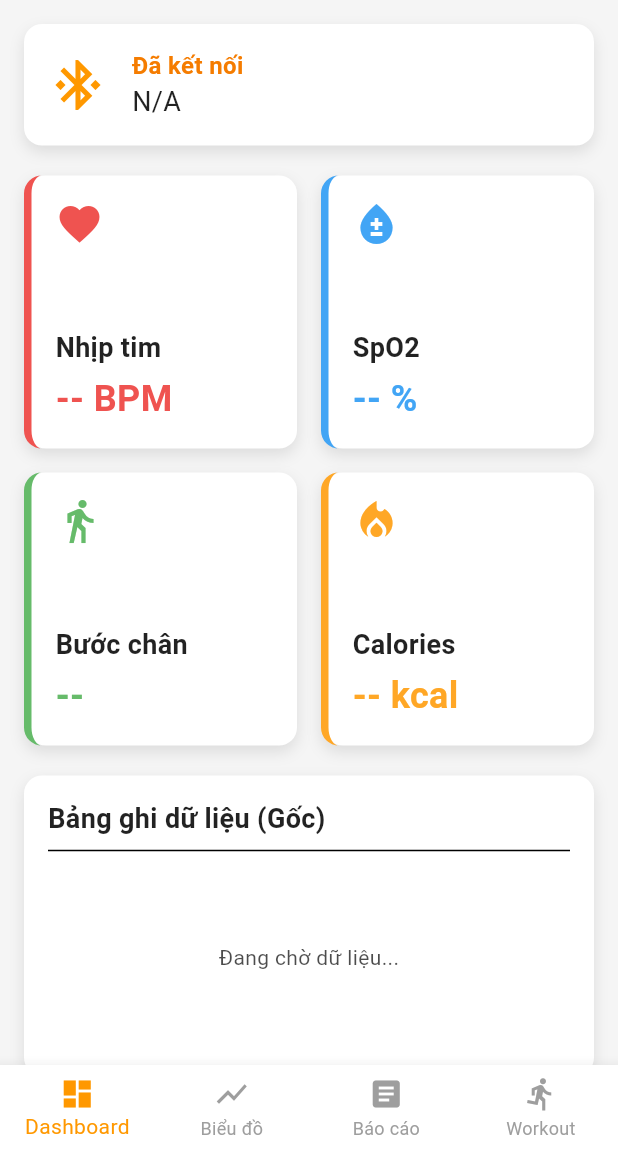
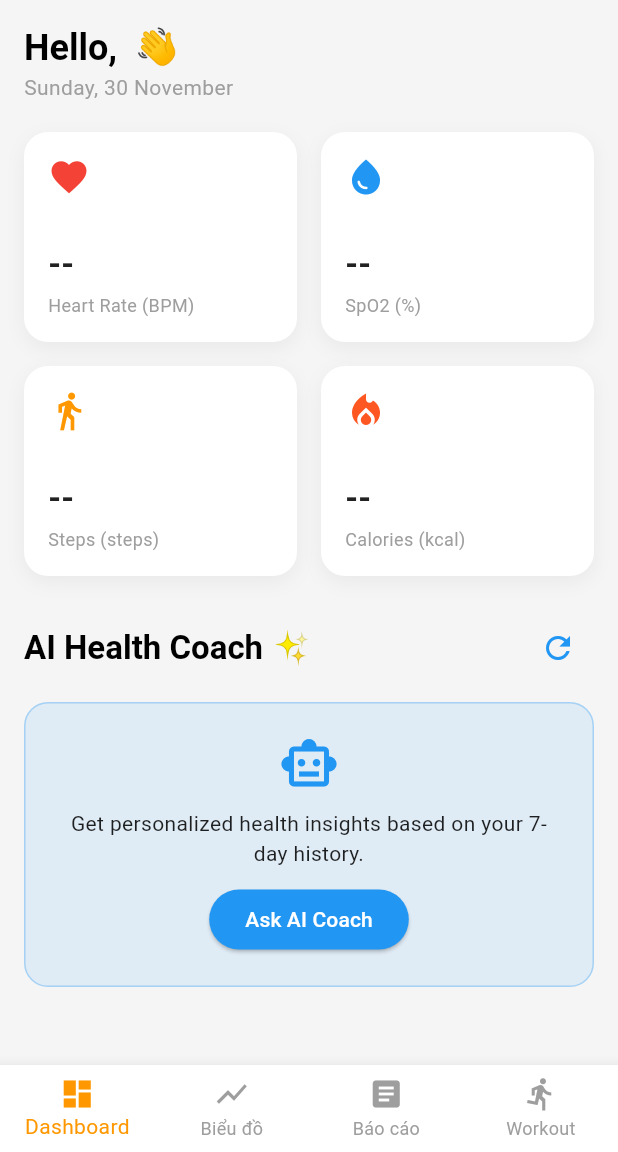
Before and after one commit to ThagFSD/Heal-Tracker, a Flutter app: the HomeScreen screen opened by its route, on a phone screen of 412 x 824 dp, the part 84-1236 px from its top. Run offline on Flutter 3.47's test engine with Material 3 defaults, Android fonts, the phone set to English and light mode, and no system bars; our stand-ins replace cloud_firestore, firebase_auth, firebase_core, fl_chart, flutter_blue_plus, get and 3 more; accounts and stored records are empty.

Commit message:
add Gemini AI

```diff
--- a/lib/screens/tabs/dashboard_tab.dart
+++ b/lib/screens/tabs/dashboard_tab.dart
@@ -1,260 +1,250 @@
-// lib/screens/tabs/dashboard_tab.dart
-
 import 'package:flutter/material.dart';
 import 'package:get/get.dart';
+import 'package:intl/intl.dart';
+import 'package:firebase_auth/firebase_auth.dart';
 import '../../controllers/ble_controller.dart';
-// import '../../controllers/ai_engine_controller.dart'; // Đã gỡ bỏ
+import '../../controllers/profile_controller.dart';
+import '../../controllers/ai_controller.dart';
 
-class DashboardTab extends StatelessWidget {
-  DashboardTab({super.key});
+class DashboardTab extends StatefulWidget {
+  const DashboardTab({super.key});
+
+  @override
+  State<DashboardTab> createState() => _DashboardTabState();
+}
+
+class _DashboardTabState extends State<DashboardTab> {
+  late final AIController aiController;
 
   final BLEController bleController = Get.find();
-  // final AIEngineController aiController = Get.find(); // Đã gỡ bỏ
+  final ProfileController profileController = Get.find();
+
+  @override
+  void initState() {
+    super.initState();
+    if (Get.isRegistered<AIController>()) {
+      aiController = Get.find<AIController>();
+    } else {
+      aiController = Get.put(AIController());
+    }
+  }
 
   @override
   Widget build(BuildContext context) {
-    return Container(
-      color: Theme.of(context).scaffoldBackgroundColor,
-      child: SingleChildScrollView(
+    return SingleChildScrollView(
       padding: const EdgeInsets.all(16.0),
       child: Column(
+        crossAxisAlignment: CrossAxisAlignment.start,
         children: [
-            _buildHeader(context),
+          _buildHeader(),
           const SizedBox(height: 20),
+          _buildQuickStatsGrid(),
+          const SizedBox(height: 24),
+          _buildAIAnalysisSection(context),
+          const SizedBox(height: 100),
+        ],
+      ),
+    );
+  }
 
-            Obx(() => GridView.count(
+  // [FIX] Removed Obx() here to solve "Improper use of GetX"
+  Widget _buildHeader() {
+    final name = FirebaseAuth.instance.currentUser?.displayName ?? "User";
+    return Column(
+      crossAxisAlignment: CrossAxisAlignment.start,
+      children: [
+        Text("Hello, $name 👋",
+            style: Theme.of(context).textTheme.headlineSmall?.copyWith(fontWeight: FontWeight.bold)),
+        Text(DateFormat('EEEE, d MMMM').format(DateTime.now()),
+            style: Theme.of(context).textTheme.bodyMedium?.copyWith(color: Colors.grey)),
+      ],
+    );
+  }
+
+  // [FIX] Adjusted Aspect Ratio to prevent overflow on smaller screens
+  Widget _buildQuickStatsGrid() {
+    return Obx(() => GridView.count(
           crossAxisCount: 2,
           crossAxisSpacing: 16,
           mainAxisSpacing: 16,
           shrinkWrap: true,
           physics: const NeverScrollableScrollPhysics(),
+          childAspectRatio: 1.3, // Changed from 1.5 to 1.3 to give more vertical space
           children: [
-                    _buildDataTile(
-                      context,
-                      title: 'heart_rate'.tr,
-                      value: "${bleController.heartRate.value} BPM",
-                      icon: Icons.favorite,
-                      accentColor: Colors.red.shade400,
-                    ),
-                    _buildDataTile(
-                      context,
-                      title: 'spo2'.tr,
-                      value: "${bleController.spO2.value} %",
-                      icon: Icons.bloodtype,
-                      accentColor: Colors.blue.shade400,
-                    ),
-                    _buildDataTile(
-                      context,
-                      title: 'steps'.tr,
-                      value: bleController.steps.value,
-                      icon: Icons.directions_walk,
-                      accentColor: Colors.green.shade400,
-                    ),
-                    _buildDataTile(
-                      context,
-                      title: 'calories'.tr,
-                      value: "${bleController.calories.value} kcal",
-                      icon: Icons.local_fire_department,
-                      accentColor: Colors.orange.shade400,
-                    ),
+            _buildStatCard("Heart Rate", bleController.heartRate.value, "BPM", Icons.favorite, Colors.red),
+            _buildStatCard("SpO2", bleController.spO2.value, "%", Icons.water_drop, Colors.blue),
+            _buildStatCard("Steps", bleController.steps.value, "steps", Icons.directions_walk, Colors.orange),
+            _buildStatCard("Calories", bleController.calories.value, "kcal", Icons.local_fire_department, Colors.deepOrange),
           ],
-                )),
-
-            // ===========================================
-            // THAY ĐỔI MỚI: Thêm Bảng Log
-            // ===========================================
-            const SizedBox(height: 20),
-            _buildDataLogCard(context),
-
-          ],
-        ),
-      ),
-    );
+        ));
   }
 
-  /// Widget Header (Thẻ trạng thái)
-  Widget _buildHeader(BuildContext context) {
-    bool isDark = Get.isDarkMode;
-    Color cardColor = Theme.of(context).cardColor;
-    Color iconColor = isDark ? Colors.orange.shade300 : Theme.of(context).primaryColor;
-    Color titleColor = isDark ? Colors.orange.shade300 : Theme.of(context).primaryColorDark;
-    Color textColor = Theme.of(context).textTheme.bodyLarge?.color ?? (isDark ? Colors.white : Colors.black87);
-
-
-    String deviceName = bleController.isDemoMode.value
-        ? 'demo_mode'.tr
-        : bleController.connectedDevice.value?.platformName ?? 'N/A';
-
+  Widget _buildStatCard(String title, String value, String unit, IconData icon, Color color) {
     return Container(
+      decoration: BoxDecoration(
+        color: Theme.of(context).cardColor,
+        borderRadius: BorderRadius.circular(16),
+        boxShadow: [BoxShadow(color: Colors.black.withOpacity(0.05), blurRadius: 10, offset: const Offset(0, 4))],
+      ),
       padding: const EdgeInsets.all(16),
-      decoration: BoxDecoration(
-        color: cardColor,
-        borderRadius: BorderRadius.circular(12),
-        boxShadow: [
-          BoxShadow(
-            color: Colors.black.withOpacity(0.1),
-            blurRadius: 8,
-            offset: const Offset(0, 4),
-          )
-        ],
-      ),
-      child: Row(
-        children: [
-          Icon(Icons.bluetooth_connected, color: iconColor, size: 40),
-          const SizedBox(width: 16),
-          Expanded(
       child: Column(
         crossAxisAlignment: CrossAxisAlignment.start,
+        mainAxisAlignment: MainAxisAlignment.spaceBetween,
         children: [
-                Text(
-                  'connected_to'.tr,
-                  style: TextStyle(
-                    color: titleColor,
-                    fontWeight: FontWeight.bold,
-                    fontSize: 16,
+          Icon(icon, color: color, size: 28),
+          Column(
+            crossAxisAlignment: CrossAxisAlignment.start,
+            children: [
+              // [FIX] Wrapped text to prevent overflow if numbers get large
+              FittedBox(
+                fit: BoxFit.scaleDown,
+                child: Text(value, style: const TextStyle(fontSize: 22, fontWeight: FontWeight.bold)),
               ),
-                ),
-                Text(
-                  deviceName,
-                  style: TextStyle(
-                    color: textColor,
-                    fontSize: 18,
-                  ),
+              const SizedBox(height: 4),
+              Text("$title ($unit)",
+                style: const TextStyle(fontSize: 12, color: Colors.grey),
                 overflow: TextOverflow.ellipsis,
               ),
             ],
-            ),
-          ),
+          )
         ],
       ),
     );
   }
 
-  /// Widget ô dữ liệu (Grid Tile) - Phong cách "Tech"
-  Widget _buildDataTile(
-    BuildContext context, {
-    required String title,
-    required String value,
-    required IconData icon,
-    required Color accentColor,
-  }) {
-    Color cardColor = Theme.of(context).cardColor;
-    Color textColor = Theme.of(context).textTheme.bodyLarge?.color ?? (Get.isDarkMode ? Colors.white : Colors.black87);
-
-    return Container(
-      padding: const EdgeInsets.all(16),
-      decoration: BoxDecoration(
-        color: cardColor,
-        borderRadius: BorderRadius.circular(12),
-        border: Border(
-          left: BorderSide(
-            color: accentColor,
-            width: 5,
-          ),
-        ),
-        boxShadow: [
-          BoxShadow(
-            color: Colors.black.withOpacity(0.1),
-            blurRadius: 8,
-            offset: const Offset(0, 4),
-          ),
+  Widget _buildAIAnalysisSection(BuildContext context) {
+    return Column(
+      crossAxisAlignment: CrossAxisAlignment.start,
+      children: [
+        Row(
+          mainAxisAlignment: MainAxisAlignment.spaceBetween,
+          children: [
+            Text("AI Health Coach ✨",
+                style: Theme.of(context).textTheme.titleLarge?.copyWith(fontWeight: FontWeight.bold)),
+            Obx(() => aiController.isLoading.value
+                ? const SizedBox(width: 20, height: 20, child: CircularProgressIndicator(strokeWidth: 2))
+                : IconButton(
+                    icon: const Icon(Icons.refresh, color: Colors.blue),
+                    onPressed: () => aiController.analyzeHealthData(),
+                  ))
           ],
         ),
+        const SizedBox(height: 12),
+
+        Obx(() {
+          if (!aiController.hasResult.value && !aiController.isLoading.value) {
+            return _buildAIPlaceholder();
+          }
+          if (aiController.isLoading.value && !aiController.hasResult.value) {
+             return const Center(child: Padding(padding: EdgeInsets.all(20), child: Text("Analyzing your health data...")));
+          }
+          return _buildAIResultCard();
+        }),
+      ],
+    );
+  }
+
+  Widget _buildAIPlaceholder() {
+    return Container(
+      width: double.infinity,
+      padding: const EdgeInsets.all(20),
+      decoration: BoxDecoration(
+        color: Colors.blue.withOpacity(0.1),
+        borderRadius: BorderRadius.circular(16),
+        border: Border.all(color: Colors.blue.withOpacity(0.3)),
+      ),
       child: Column(
-        crossAxisAlignment: CrossAxisAlignment.start,
-        mainAxisAlignment: MainAxisAlignment.spaceBetween,
         children: [
-          Icon(icon, size: 32, color: accentColor),
-          Column(
-            crossAxisAlignment: CrossAxisAlignment.start,
-            children: [
-              Text(
-                title,
-                style: TextStyle(
-                  fontSize: 18,
-                  fontWeight: FontWeight.w600,
-                  color: textColor,
-                ),
-              ),
-              const SizedBox(height: 4),
-              Text(
-                value,
-                style: TextStyle(
-                  fontSize: 24,
-                  fontWeight: FontWeight.bold,
-                  color: accentColor,
-                ),
-                textAlign: TextAlign.left,
-              ),
-            ],
-          ),
+          const Icon(Icons.smart_toy_outlined, size: 40, color: Colors.blue),
+          const SizedBox(height: 10),
+          const Text("Get personalized health insights based on your 7-day history.", textAlign: TextAlign.center),
+          const SizedBox(height: 10),
+          ElevatedButton(
+            onPressed: () => aiController.analyzeHealthData(),
+            style: ElevatedButton.styleFrom(backgroundColor: Colors.blue, foregroundColor: Colors.white),
+            child: const Text("Ask AI Coach"),
+          )
         ],
       ),
     );
   }
 
-  // ==========================================================
-  // WIDGET MỚI: Bảng Ghi Dữ liệu (Log)
-  // ==========================================================
-  Widget _buildDataLogCard(BuildContext context) {
-    Color cardColor = Theme.of(context).cardColor;
-    Color textColor = Theme.of(context).textTheme.bodySmall?.color ?? Colors.grey;
-    Color titleColor = Theme.of(context).textTheme.bodyLarge?.color ?? Colors.black;
-
+  Widget _buildAIResultCard() {
     return Container(
       width: double.infinity,
-      height: 200, // Giới hạn chiều cao của bảng log
       padding: const EdgeInsets.all(16),
       decoration: BoxDecoration(
-        color: cardColor,
-        borderRadius: BorderRadius.circular(12),
-        boxShadow: [
-          BoxShadow(
-            color: Colors.black.withOpacity(0.1),
-            blurRadius: 8,
-            offset: const Offset(0, 4),
-          )
-        ],
+        color: Theme.of(context).cardColor,
+        borderRadius: BorderRadius.circular(16),
+        boxShadow: [BoxShadow(color: Colors.black.withOpacity(0.05), blurRadius: 10)],
       ),
       child: Column(
         crossAxisAlignment: CrossAxisAlignment.start,
         children: [
-          Text(
-            'data_log'.tr,
-            style: TextStyle(
-              fontSize: 18,
-              fontWeight: FontWeight.bold,
-              color: titleColor,
+          Row(
+            children: [
+              Container(
+                padding: const EdgeInsets.symmetric(horizontal: 12, vertical: 6),
+                decoration: BoxDecoration(color: Colors.green.withOpacity(0.2), borderRadius: BorderRadius.circular(20)),
+                child: Text("BMI: ${aiController.bmiValue.value.toStringAsFixed(1)}",
+                    style: const TextStyle(fontWeight: FontWeight.bold, color: Colors.green)),
               ),
+              const SizedBox(width: 10),
+              Text(aiController.bmiCategory.value, style: const TextStyle(fontWeight: FontWeight.w600)),
+            ],
           ),
-          const Divider(),
-          Expanded(
-            child: Obx(() {
-              if (bleController.rawDataLog.isEmpty) {
-                return Center(
-                  child: Text(
-                    'log_waiting'.tr,
-                    style: TextStyle(color: textColor.withOpacity(0.7)),
+          const Divider(height: 24),
+
+          if (aiController.warnings.isNotEmpty) ...[
+            const Text("⚠️ Warnings", style: TextStyle(fontWeight: FontWeight.bold, color: Colors.red)),
+            const SizedBox(height: 8),
+            ...aiController.warnings.map((w) => Padding(
+              padding: const EdgeInsets.only(bottom: 4),
+              child: Row(
+                children: [
+                  const Icon(Icons.warning_amber, size: 16, color: Colors.red),
+                  const SizedBox(width: 8),
+                  Expanded(child: Text(w, style: const TextStyle(fontSize: 13))),
+                ],
               ),
-                );
-              }
-              // ListView tự động hiển thị
-              return ListView.builder(
-                itemCount: bleController.rawDataLog.length,
-                reverse: true, // Hiển thị log mới nhất ở dưới cùng (hoặc bỏ dòng này)
-                itemBuilder: (context, index) {
-                  return Text(
-                    bleController.rawDataLog[index],
-                    style: TextStyle(
-                      color: textColor,
-                      fontSize: 12,
-                      fontFamily: 'monospace', // Dùng font monospace cho dễ đọc log
+            )),
+            const SizedBox(height: 16),
+          ],
+
+          const Text("💡 Suggestions", style: TextStyle(fontWeight: FontWeight.bold, color: Colors.orange)),
+          const SizedBox(height: 8),
+          ...aiController.suggestions.map((s) => Padding(
+            padding: const EdgeInsets.only(bottom: 4),
+            child: Row(
+              crossAxisAlignment: CrossAxisAlignment.start,
+              children: [
+                const Icon(Icons.check_circle_outline, size: 16, color: Colors.orange),
+                const SizedBox(width: 8),
+                Expanded(child: Text(s, style: const TextStyle(fontSize: 13))),
+              ],
             ),
-                  );
-                },
-              );
-            }),
+          )),
+          const SizedBox(height: 16),
+
+          const Text("✅ Solutions", style: TextStyle(fontWeight: FontWeight.bold, color: Colors.blue)),
+          const SizedBox(height: 8),
+          ...aiController.solutions.map((s) => Padding(
+            padding: const EdgeInsets.only(bottom: 4),
+            child: Row(
+              crossAxisAlignment: CrossAxisAlignment.start,
+              children: [
+                const Icon(Icons.medical_services_outlined, size: 16, color: Colors.blue),
+                const SizedBox(width: 8),
+                Expanded(child: Text(s, style: const TextStyle(fontSize: 13))),
+              ],
             ),
+          )),
+
+          const SizedBox(height: 10),
+          Align(
+            alignment: Alignment.centerRight,
+            child: Text("Powered by Gemini AI", style: TextStyle(fontSize: 10, color: Colors.grey[400], fontStyle: FontStyle.italic)),
+          )
         ],
       ),
     );
```
Also changed, not shown: lib/controllers/ai_controller.dart (added, +180 -0 lines). Lines whose indentation alone changed are shown as unchanged.
